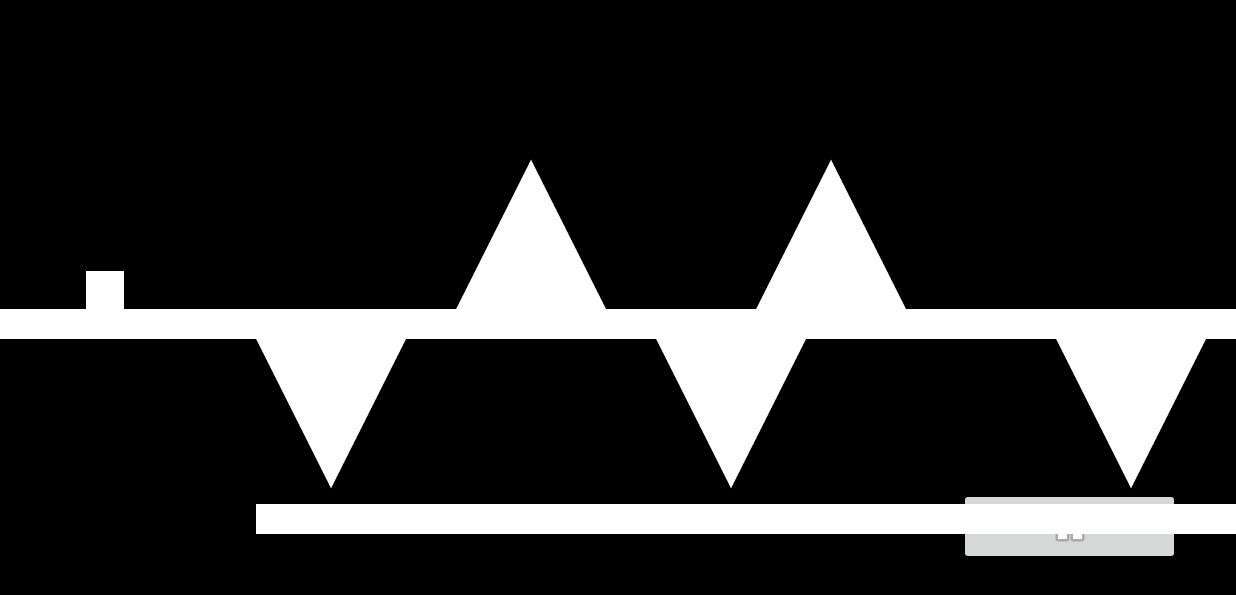
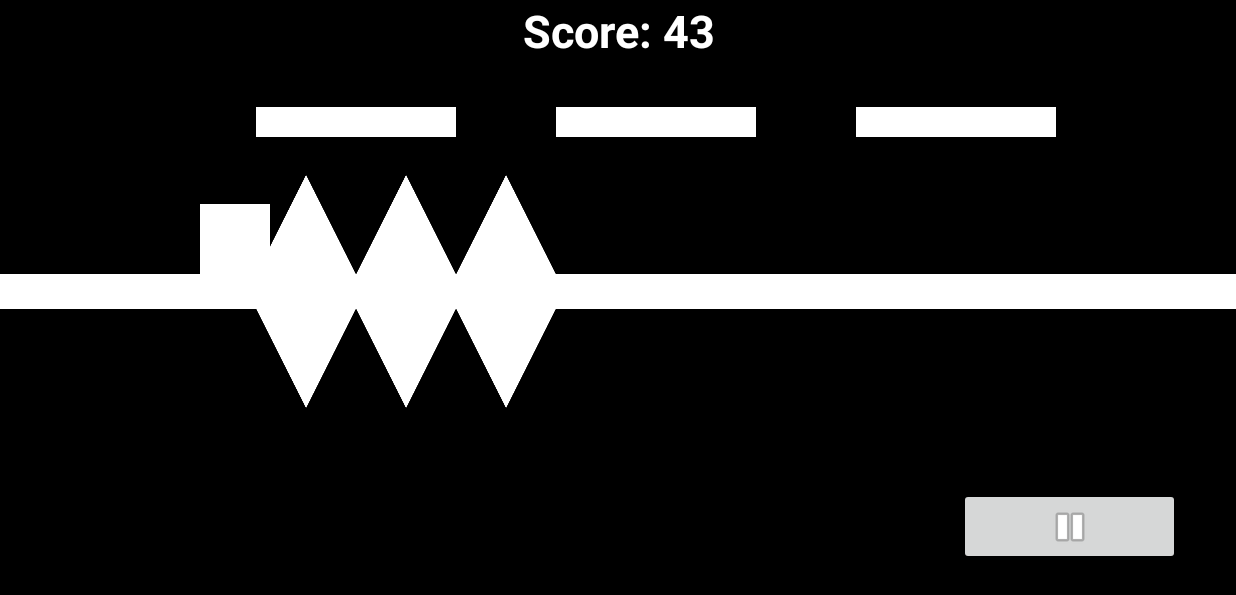
Before and after one commit to bioroid17/RunningGame, an Android app: the Choice screen opened directly, with no data from a screen before it, after a tap on "score_description", on a phone screen of 824 x 412 dp (held sideways). Shown: the top 595 px of the screen. Run offline under Robolectric (Android 15) with nearby library versions, the phone set to English and light mode, and no system bars.

Commit message:
앱에 따라 이미지뷰 크기가 달라지는 문제 수정. 점프 높이와 장애물 크기 조절.

```diff
--- a/app/src/main/java/com/example/runninggame/Choice.java
+++ b/app/src/main/java/com/example/runninggame/Choice.java
@@ -36,6 +36,8 @@ public class Choice extends AppCompatActivity {
     ////////////////
 
     public ImageView player;
+    public int playerSize = 70; //플레이어 크기
+    public int gashiSize = 100; //가시 크기
     private ImageView ground; //가운데 땅
     private float groundY; //가운데 땅의 중간 Y좌표값
     private RectF playerRect;
@@ -169,8 +171,19 @@ public class Choice extends AppCompatActivity {
 
 
 
-        player = findViewById(R.id.player);
-        ground = findViewById(R.id.ground);
+        //player = findViewById(R.id.player);
+        player = new ImageView(this);
+        player.setImageResource(R.drawable.player);
+        ((ViewGroup)findViewById(android.R.id.content)).addView(player);
+        player.getLayoutParams().width = playerSize;
+        player.getLayoutParams().height = playerSize;
+        player.setScaleType(ImageView.ScaleType.FIT_XY);
+
+        ground = new ImageView(this);
+        ground.setImageResource(R.drawable.player);
+        ((ViewGroup)findViewById(android.R.id.content)).addView(ground);
+        ground.getLayoutParams().height = (int)(playerSize * 0.5f);
+        ground.setScaleType(ImageView.ScaleType.FIT_XY);
 
         groundRect = new RectF(ground.getLeft(), ground.getTop(), ground.getRight(), ground.getBottom());
 
@@ -194,7 +207,14 @@ public class Choice extends AppCompatActivity {
         ground.post(new Runnable() { //ground가 그려진 후 위치 설정.
             @Override
             public void run() {
+                int screenHeight = getResources().getDisplayMetrics().heightPixels;
+                ground.setY(screenHeight / 2 - ground.getHeight());
+                int screenWidth = getResources().getDisplayMetrics().widthPixels;
+                ground.getLayoutParams().width = screenWidth;
                 groundY = ground.getY() + ground.getHeight() / 2f; //땅 Y값의 중간값
+                player.setX(200); //플레이어 시작위치
+                player.setY(groundY - ground.getHeight()/2f - player.getHeight());
+
             }
         });
     }
@@ -250,6 +270,7 @@ public class Choice extends AppCompatActivity {
                 platRect.get(i).set(new RectF(plat.getX(), plat.getY(), plat.getX() + plat.getWidth(), plat.getY() + plat.getHeight()));
             }
         }
+
     }
 
     private void GroundCollisionCheck(){ //땅이랑 닿았는지 체크
@@ -279,6 +300,8 @@ public class Choice extends AppCompatActivity {
                             rectSetting();
                             //if(!RectF.intersects(playerRect,platRect.get(i))) continue;
                         }
+                        isJumping = true;
+                        translateY = 0;
                     } else {
                         while (RectF.intersects(playerRect, platRect.get(i))) {
                             if (!isreversal) {
@@ -289,31 +312,11 @@ public class Choice extends AppCompatActivity {
 
                             rectSetting();
 
-                        /*if(ii > 100){
-                            while(RectF.intersects(playerRect, platRect.get(i))){
-                                if(!isreversal){
-                                    player.offsetTopAndBottom(1);
-                                } else{
-                                    player.offsetTopAndBottom(-1);
-                                }
-                                rectSetting();
-                            }
-                            continue;
-                        }*/
 
                         }
+                        isJumping = false;
+                        translateY = 0;
                     }
-                    isJumping = false;
-                    translateY = 0;
-                    /*if(ii > 50){  //만약 너무 많이 움직였으면 (아래에서 머리를 박았으면)
-                        if(!isreversal){
-                            player.offsetTopAndBottom(ii);
-                            isJumping = true;
-                        } else{
-                            player.offsetTopAndBottom(-ii);
-                            isJumping = true;
-                        }
-                    }*/
                 }
             }
         }
@@ -386,7 +389,7 @@ public class Choice extends AppCompatActivity {
         gashi.setImageResource(R.drawable.gashi);
 
         //gashi.setLayoutParams(new ViewGroup.LayoutParams(ViewGroup.LayoutParams.WRAP_CONTENT,ViewGroup.LayoutParams.WRAP_CONTENT));
-        gashi.setLayoutParams(new ViewGroup.LayoutParams(150, 150));
+        gashi.setLayoutParams(new ViewGroup.LayoutParams(gashiSize, gashiSize));
 
         gashiPool.add(gashi);
         gashi.setVisibility(View.INVISIBLE);
@@ -495,6 +498,7 @@ public class Choice extends AppCompatActivity {
         return random.nextInt(max - min + 1) + min; //(0, 패턴의 수 - 1)로 호출
     }
 
+    //r = 아래쪽? || y = 바닥으로부터 얼마나 떨어져있는지 || t = 다음 나올 가시 거리
     private void patternSet(boolean r, int y, float t){
         gR.add(r);
         gY.add(y);
@@ -508,40 +512,40 @@ public class Choice extends AppCompatActivity {
 
 
     private void pattern(){
-        //patternNum = patternDrawing(0,1);
+        patternNum = patternDrawing(0,1);
 
-        patternNum = 0;
+        //patternNum = 0;
 
         switch (patternNum){
             case 0:
+                patternSet(true,0,100);
+                patternSet(false,0,100);
                 patternSet(true,0,200);
-                patternSet(false,0,200);
+                patternSet(false,0,100);
                 patternSet(true,0,100);
-                patternSet(false,0,300);
-                patternSet(true,0,200);
-                patternSet(false,0,200);
+                patternSet(false,0,100);
                 patternSet(true,0,0);
-                patternSet(false,0,200);
+                patternSet(false,0,100);
                 patternSet(true,0,0);
-                patternSet(false,0,200);
+                patternSet(false,0,100);
 
-                platformSet(true, 150, 200);
-                platformSet(true, 150, 200);
-                platformSet(true, 150, 200);
-                platformSet(true, 150, 200);
-                platformSet(true, 150, 200);
+                platformSet(true, 120, 200);
+                platformSet(true, 120, 200);
+                platformSet(true, 120, 200);
+                platformSet(true, 120, 200);
+                platformSet(true, 120, 200);
                 break;
             case 1:
                 patternSet(false,0,0);
-                patternSet(true,0,500);
+                patternSet(true,0,100);
                 patternSet(false,0,0);
-                patternSet(true,0,500);
+                patternSet(true,0,100);
                 patternSet(false,0,0);
-                patternSet(true,0,500);
+                patternSet(true,0,100);
 
-                platformSet(false, 150, 300);
-                platformSet(false, 150, 300);
-                platformSet(false, 150, 300);
+                platformSet(false, 120, 300);
+                platformSet(false, 120, 300);
+                platformSet(false, 120, 300);
                 break;
             case 2:
                 patternSet(false,10,0);
--- a/app/src/main/res/layout/activity_choice.xml
+++ b/app/src/main/res/layout/activity_choice.xml
@@ -15,6 +15,7 @@
         android:background="@android:color/transparent"
         android:gravity="center"
         android:text="Score: 0"
+        android:textColor="#FFFFFF"
         android:textSize="30sp"
         android:textStyle="bold" />
 
@@ -34,25 +35,4 @@
         android:onClick="onPauseButtonClick"
         app:srcCompat="@android:drawable/ic_media_pause" />
 
-    <ImageView
-        android:id="@+id/ground"
-        android:layout_width="match_parent"
-        android:layout_height="wrap_content"
-        android:layout_alignParentEnd="true"
-        android:layout_alignParentBottom="true"
-        android:layout_marginEnd="-317dp"
-        android:layout_marginBottom="186dp"
-        android:scaleType="fitXY"
-        app:srcCompat="@drawable/plane" />
-
-    <ImageView
-        android:id="@+id/player"
-        android:layout_width="25dp"
-        android:layout_height="25dp"
-        android:layout_alignParentStart="true"
-        android:layout_alignParentTop="true"
-        android:layout_marginStart="57dp"
-        android:layout_marginTop="115dp"
-        app:srcCompat="@drawable/player" />
-
 </RelativeLayout>
```
